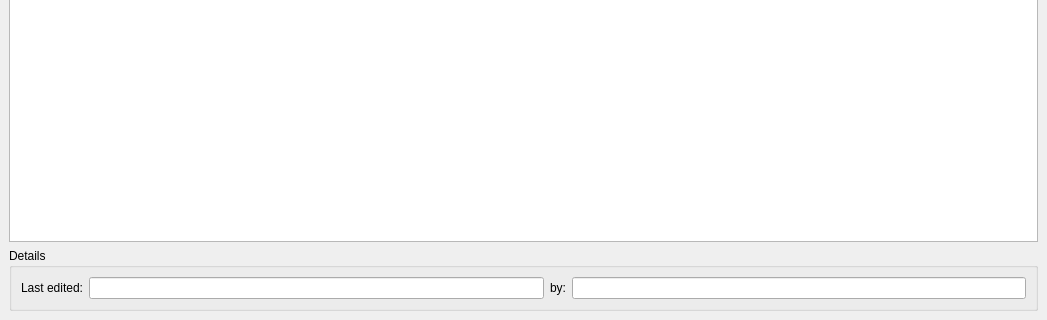
This is mainwindow.ui in pyphil/schoolLibrarian as Qt 5 draws it before an edit; both pictures show x 0 to 1047 and y 361 to 681 of the 1047 by 681 pixel window. The edited form follows.
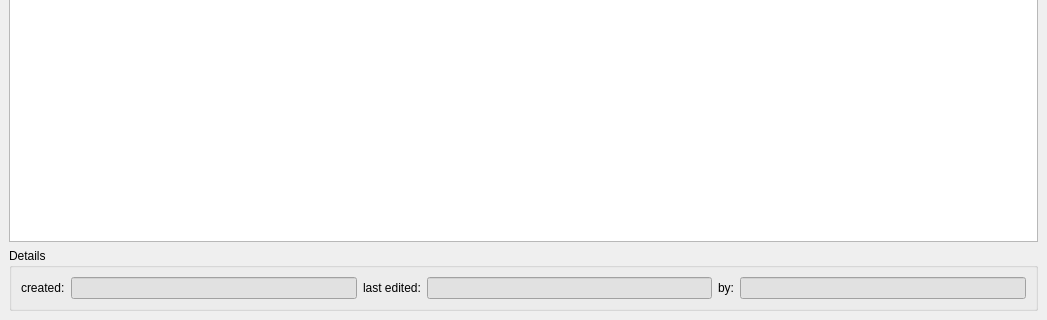
This is the edited form.

```diff
--- a/mainwindow.ui
+++ b/mainwindow.ui
@@ -143,29 +143,56 @@
        <string>Details</string>
       </property>
       <layout class="QGridLayout" name="gridLayout_3">
-       <item row="0" column="0">
-        <widget class="QLabel" name="label_5">
-         <property name="text">
-          <string>Last edited:</string>
+       <item row="0" column="3">
+        <widget class="QLineEdit" name="lineEdit_lastEdited">
+         <property name="styleSheet">
+          <string notr="true">background-color: rgb(225, 225, 225);</string>
          </property>
-        </widget>
-       </item>
-       <item row="0" column="1">
-        <widget class="QLineEdit" name="lineEdit_4">
          <property name="readOnly">
           <bool>true</bool>
          </property>
         </widget>
        </item>
-       <item row="0" column="2">
+       <item row="0" column="4">
         <widget class="QLabel" name="label_3">
          <property name="text">
           <string>by:</string>
          </property>
         </widget>
        </item>
-       <item row="0" column="3">
-        <widget class="QLineEdit" name="lineEdit_3"/>
+       <item row="0" column="2">
+        <widget class="QLabel" name="label_5">
+         <property name="text">
+          <string>last edited:</string>
+         </property>
+        </widget>
+       </item>
+       <item row="0" column="5">
+        <widget class="QLineEdit" name="lineEdit_by">
+         <property name="styleSheet">
+          <string notr="true">background-color: rgb(225, 225, 225);</string>
+         </property>
+         <property name="readOnly">
+          <bool>true</bool>
+         </property>
+        </widget>
+       </item>
+       <item row="0" column="1">
+        <widget class="QLineEdit" name="lineEdit_created">
+         <property name="styleSheet">
+          <string notr="true">background-color: rgb(225, 225, 225);</string>
+         </property>
+         <property name="readOnly">
+          <bool>true</bool>
+         </property>
+        </widget>
+       </item>
+       <item row="0" column="0">
+        <widget class="QLabel" name="label_2">
+         <property name="text">
+          <string>created:</string>
+         </property>
+        </widget>
        </item>
       </layout>
      </widget>
```
Left out of the diff: 2 changed lines with no effect on the pictures.
